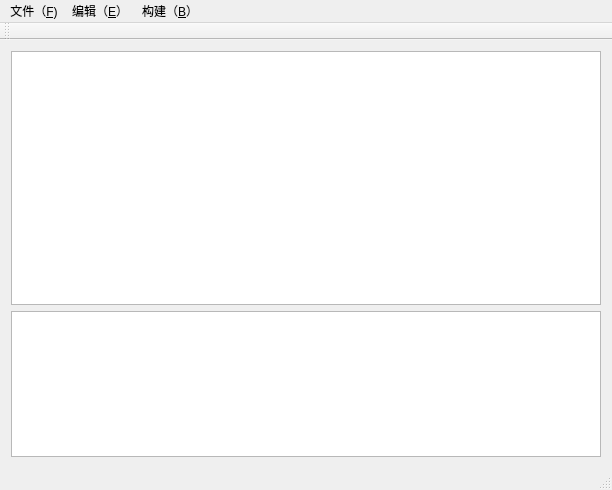
Vertical923/IDE_Project, file IDE/ide.ui: the form before one commit.
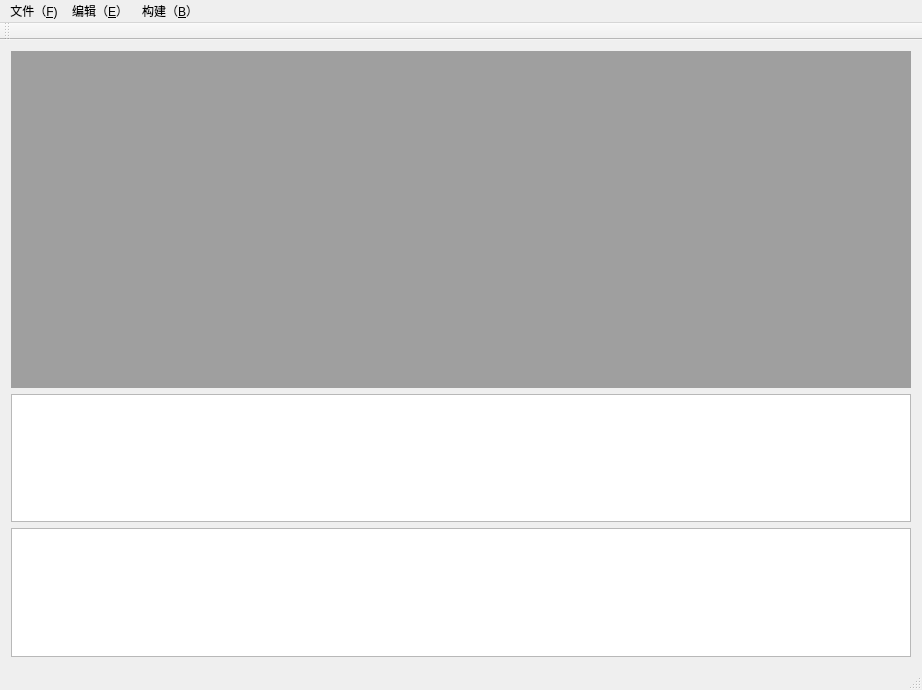
The form after the commit.

Commit message: 实现多文档功能（text edit部分需要再整合)

```diff
--- a/IDE/ide.ui
+++ b/IDE/ide.ui
@@ -6,8 +6,8 @@
    <rect>
     <x>0</x>
     <y>0</y>
-    <width>612</width>
-    <height>490</height>
+    <width>922</width>
+    <height>690</height>
    </rect>
   </property>
   <property name="windowTitle">
@@ -15,22 +15,14 @@
   </property>
   <widget class="QWidget" name="centralWidget">
    <layout class="QGridLayout" name="gridLayout">
+    <item row="3" column="0">
+     <widget class="QTextEdit" name="textEdit_2"/>
+    </item>
     <item row="0" column="0">
-     <layout class="QVBoxLayout" name="verticalLayout">
-      <item>
-       <widget class="QTextEdit" name="textEdit">
-        <property name="minimumSize">
-         <size>
-          <width>0</width>
-          <height>254</height>
-         </size>
-        </property>
-       </widget>
-      </item>
-      <item>
-       <widget class="QTextEdit" name="textEdit_2"/>
-      </item>
-     </layout>
+     <widget class="QMdiArea" name="mdiArea"/>
+    </item>
+    <item row="1" column="0">
+     <widget class="QTextEdit" name="textEdit"/>
     </item>
    </layout>
   </widget>
@@ -39,7 +31,7 @@
     <rect>
      <x>0</x>
      <y>0</y>
-     <width>612</width>
+     <width>922</width>
      <height>26</height>
     </rect>
    </property>
```
The commit also changes 6 other files.
